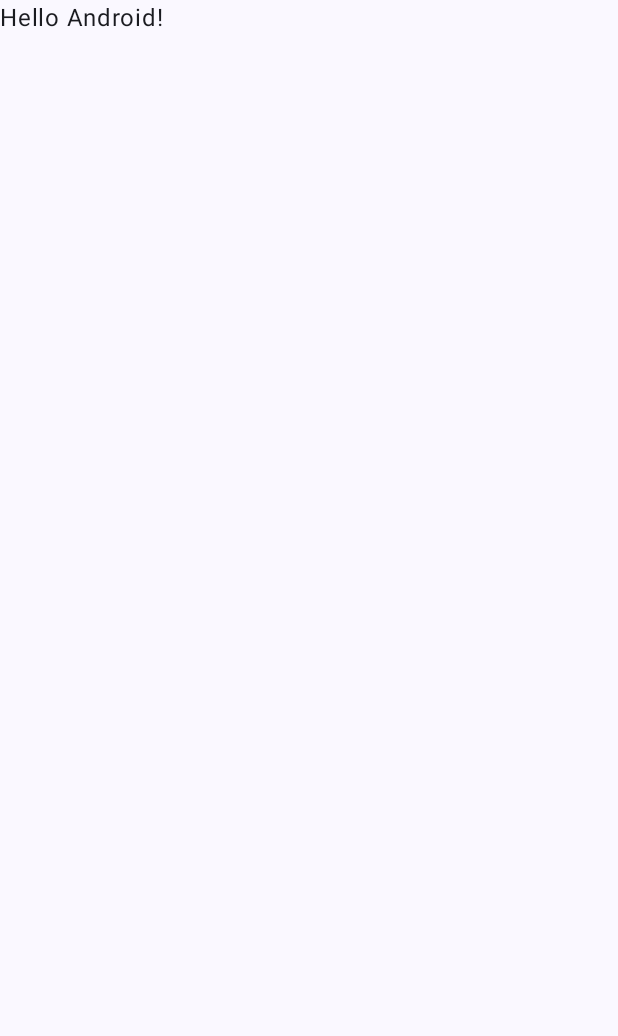
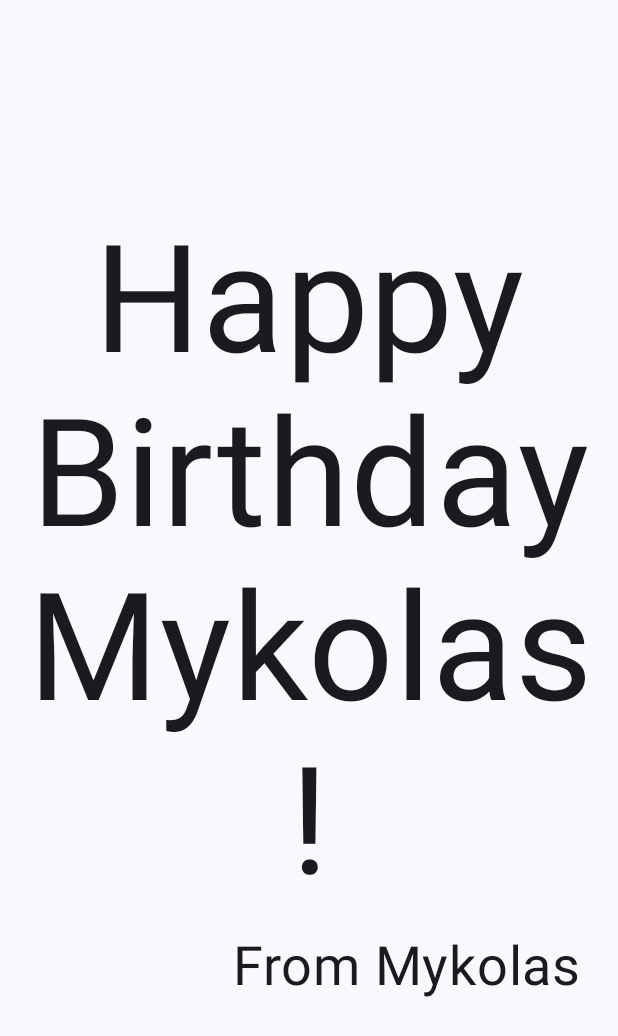
Before and after one commit to myka1/HappyBirthday, an Android app built with Jetpack Compose: the screen it shows after launch (MainActivity), on a phone screen of 412 x 824 dp. Before the commit the part shown is almost empty. Shown: the top 1036 px of the screen. Run offline under Robolectric (Android 15) with nearby library versions, the phone set to English and light mode, and no system bars.

Commit message:
Update MainActivity.kt

```diff
--- a/app/src/main/java/com/example/happybirthday/MainActivity.kt
+++ b/app/src/main/java/com/example/happybirthday/MainActivity.kt
@@ -1,15 +1,24 @@
 package com.example.happybirthday
 
 import android.os.Bundle
+import android.os.Message
 import androidx.activity.ComponentActivity
 import androidx.activity.compose.setContent
+import androidx.compose.foundation.layout.Arrangement
+import androidx.compose.foundation.layout.Column
+import androidx.compose.foundation.layout.Row
 import androidx.compose.foundation.layout.fillMaxSize
+import androidx.compose.foundation.layout.padding
 import androidx.compose.material3.MaterialTheme
 import androidx.compose.material3.Surface
 import androidx.compose.material3.Text
 import androidx.compose.runtime.Composable
+import androidx.compose.ui.Alignment
 import androidx.compose.ui.Modifier
+import androidx.compose.ui.text.style.TextAlign
 import androidx.compose.ui.tooling.preview.Preview
+import androidx.compose.ui.unit.dp
+import androidx.compose.ui.unit.sp
 import com.example.happybirthday.ui.theme.HappyBirthdayTheme
 
 class MainActivity : ComponentActivity() {
@@ -22,7 +31,7 @@ class MainActivity : ComponentActivity() {
                     modifier = Modifier.fillMaxSize(),
                     color = MaterialTheme.colorScheme.background
                 ) {
-                    Greeting("Android")
+                    GreetingText( message = "Happy Birthday Mykolas!", from = "From Mykolas")
                 }
             }
         }
@@ -30,17 +39,31 @@ class MainActivity : ComponentActivity() {
 }
 
 @Composable
-fun Greeting(name: String, modifier: Modifier = Modifier) {
-    Text(
-        text = "Hello $name!",
-        modifier = modifier
-    )
+fun GreetingText(message: String, from: String, modifier: Modifier = Modifier) {
+    Column(
+        verticalArrangement = Arrangement.Center,
+        modifier = modifier.padding(8.dp)) {
+        Text(
+            text = message,
+            fontSize = 100.sp,
+            lineHeight = 116.sp,
+            textAlign = TextAlign.Center
+        )
+
+        Text(
+            text = from,
+            fontSize = 36.sp,
+            modifier = Modifier
+                .padding(16.dp)
+                .align(alignment = Alignment.End)
+        )
+    }
 }
 
 @Preview(showBackground = true)
 @Composable
-fun GreetingPreview() {
+fun BirthdayCardPreview() {
     HappyBirthdayTheme {
-        Greeting("Android")
+        GreetingText(message = "Happy Birthday Mykolas!", from = "From Mykolas")
     }
 }
```
